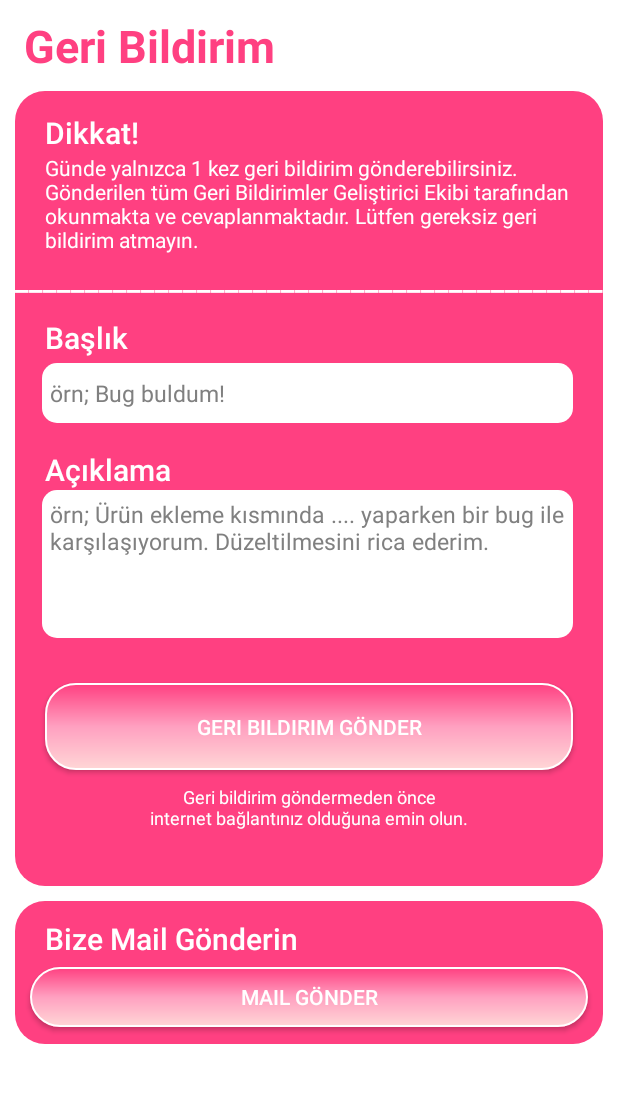
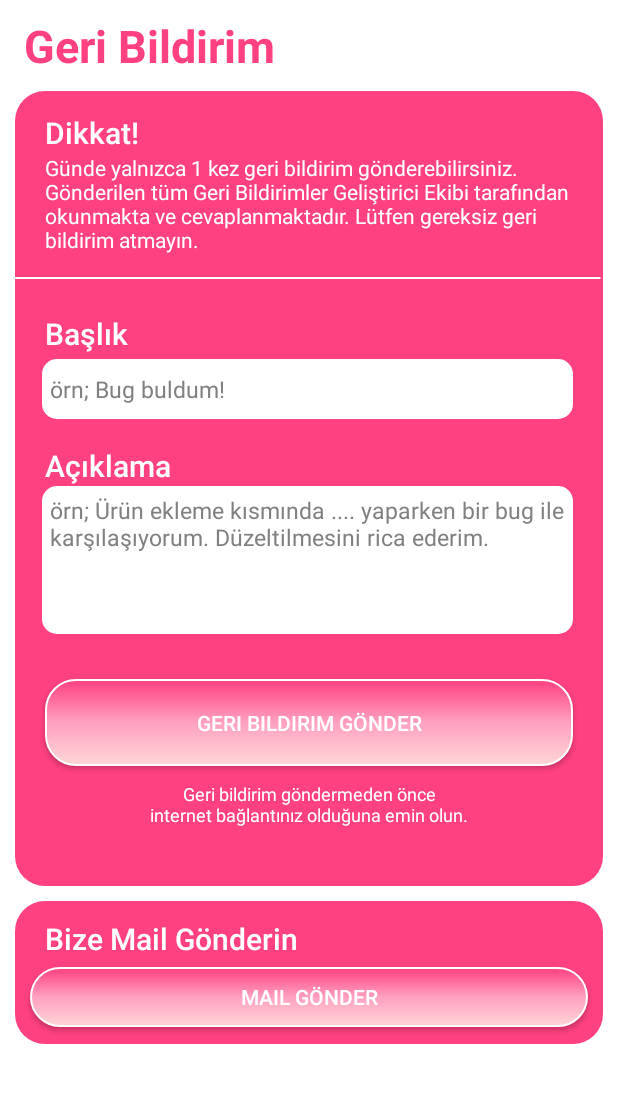
Before and after one commit to mustafawiped/MarketApp, an Android app: the screen it shows after launch (FeedbackActivity), in the side drawer, after a tap on "Geri Bildirim", on a phone screen of 412 x 824 dp, the part 109-1212 px from its top. Run offline under Robolectric (Android 15) with nearby library versions, the phone set to English and light mode, and no system bars; our stand-ins replace Firebase (no records; nobody signed in at launch, a user with empty details on screens opened directly); Roboto replaces fonts that are not available here.

```diff
--- a/app/src/main/AndroidManifest.xml
+++ b/app/src/main/AndroidManifest.xml
@@ -34,17 +34,16 @@
         <activity
             android:name=".SettingsActivity"
             android:exported="false" />
-
         <receiver
             android:name=".NotificationsClass"
             android:enabled="true"
             android:exported="true"
-            android:label="Notifications Class">
+            android:label="MarketimBroadcastReceiver">
             <intent-filter>
                 <action android:name="android.intent.action.BOOT_COMPLETED" />
+                <action android:name="com.mustafagur.marketim.SEND_NOTIFICATION" />
             </intent-filter>
         </receiver>
-
         <activity
             android:name=".UpdateItemActivity"
             android:exported="false" />
--- a/app/src/main/java/com/mustafagur/marketim/DetailActivity.kt
+++ b/app/src/main/java/com/mustafagur/marketim/DetailActivity.kt
@@ -111,6 +111,7 @@ class DetailActivity : AppCompatActivity() {
     }
 
     fun urunuGuncelle(view: View) {
+        finish()
         val intent = Intent(this, UpdateItemActivity::class.java)
         intent.putExtra("urunid", urunid)
         intent.putExtra("urunadi", urunadi)
--- a/app/src/main/java/com/mustafagur/marketim/MainActivity.kt
+++ b/app/src/main/java/com/mustafagur/marketim/MainActivity.kt
@@ -34,6 +34,7 @@ class MainActivity : AppCompatActivity() {
     private lateinit var drawerLayout: DrawerLayout
     private lateinit var navigationView: NavigationView
     private lateinit var toggle: ActionBarDrawerToggle
+    private lateinit var notificationsReceiver: NotificationsClass
 
     override fun onStart() {
         super.onStart()
@@ -125,13 +126,14 @@ class MainActivity : AppCompatActivity() {
         detaylart.setOnClickListener {
             drawerLayout.openDrawer(navigationView)
         }
-
-        val notifications = NotificationsClass()
-        notifications.scheduleNotification(this)
+        notificationsReceiver = NotificationsClass()
+        val intentFilter = IntentFilter("com.mustafagur.marketim.SEND_NOTIFICATION")
+        registerReceiver(notificationsReceiver, intentFilter)
     }
 
     override fun onDestroy() {
         super.onDestroy()
+        unregisterReceiver(notificationsReceiver)
         dbHelper.close()
     }
 
--- a/app/src/main/java/com/mustafagur/marketim/SettingsActivity.kt
+++ b/app/src/main/java/com/mustafagur/marketim/SettingsActivity.kt
@@ -271,8 +271,6 @@ class SettingsActivity : AppCompatActivity() {
                         editor.putString("gunlukbildirimsaat",edittext.text.toString())
                         editor.apply()
                         GunlukBildirimSaatSw.isChecked = true
-                        val notifications = NotificationsClass()
-                        notifications.scheduleNotification(this)
                         val textv = findViewById<TextView>(R.id.GunlukBildirimSaatTv2)
                         textv.text = "Bildirimler her gün saat ${edittext.text} 'da atılıyor. Eğer kapatırsan 21:30 'da atılacak."
                         Toast.makeText(this, "Ayar başarıyla açıldı!", Toast.LENGTH_SHORT).show()
@@ -304,8 +302,6 @@ class SettingsActivity : AppCompatActivity() {
                     editor.putBoolean("gunlukbildirimdurum", false)
                     editor.apply()
                     GunlukBildirimSaatSw.isChecked = false
-                    val notifications = NotificationsClass()
-                    notifications.scheduleNotification(this)
                     val textv = findViewById<TextView>(R.id.GunlukBildirimSaatTv2)
                     textv.text = "Ayar açıksa, belirlediğiniz saatte her gün bildirim gönderir. Ayar kapalıysa her gün 21:30 'da gönderir."
                     Toast.makeText(this, "Ayar başarıyla kapatıldı!", Toast.LENGTH_SHORT).show()
--- a/app/src/main/res/layout/activity_feedback.xml
+++ b/app/src/main/res/layout/activity_feedback.xml
@@ -71,7 +71,7 @@
         <TextView
             android:id="@+id/otomatikSilmeTv3"
             android:layout_width="match_parent"
-            android:layout_height="70dp"
+            android:layout_height="wrap_content"
             android:layout_marginStart="20dp"
             android:layout_marginEnd="20dp"
             android:text="Günde yalnızca 1 kez geri bildirim gönderebilirsiniz.\nGönderilen tüm Geri Bildirimler Geliştirici Ekibi tarafından okunmakta ve cevaplanmaktadır. Lütfen gereksiz geri bildirim atmayın."
@@ -134,12 +134,12 @@
 
         <TextView
             android:id="@+id/otomatikSilmeTv4"
-            android:layout_width="wrap_content"
+            android:layout_width="match_parent"
             android:layout_height="30dp"
             android:fontFamily="sans-serif-medium"
-            android:text="___________________________________________"
+            android:text="_________________________________________________________________________________________________________________________________________________________"
             android:textColor="@color/white"
-            android:textSize="20dp"
+            android:textSize="14dp"
             app:layout_constraintBottom_toBottomOf="parent"
             app:layout_constraintEnd_toEndOf="parent"
             app:layout_constraintStart_toStartOf="parent"
--- a/app/src/main/res/layout/activity_settings.xml
+++ b/app/src/main/res/layout/activity_settings.xml
@@ -266,7 +266,7 @@
         <TextView
             android:id="@+id/YiliGecmisVeriSilTv2"
             android:layout_width="325dp"
-            android:layout_height="47dp"
+            android:layout_height="wrap_content"
             android:text="Ayar açıksa, önceki yıl kaydedilen ve son kullanma tarihi geçmiş tüm ürünleri otomatik siler."
             android:textColor="@color/white"
             app:layout_constraintBottom_toBottomOf="parent"
```
Also changed, not shown: app/src/main/java/com/mustafagur/marketim/NotificationsClass.kt (+40 -68 lines).
